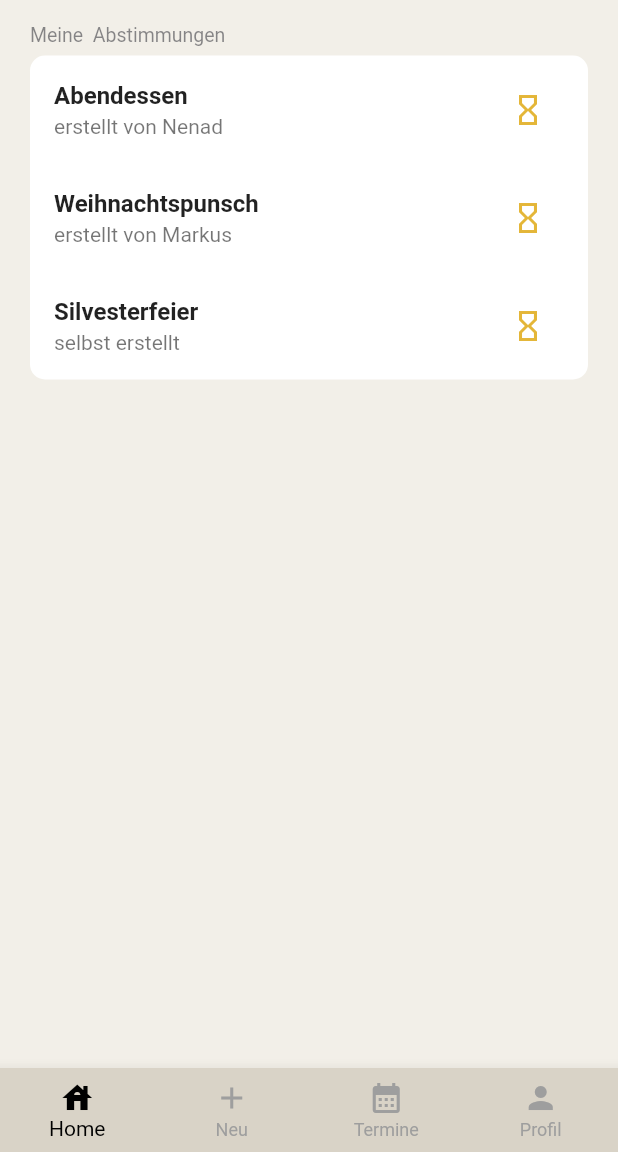
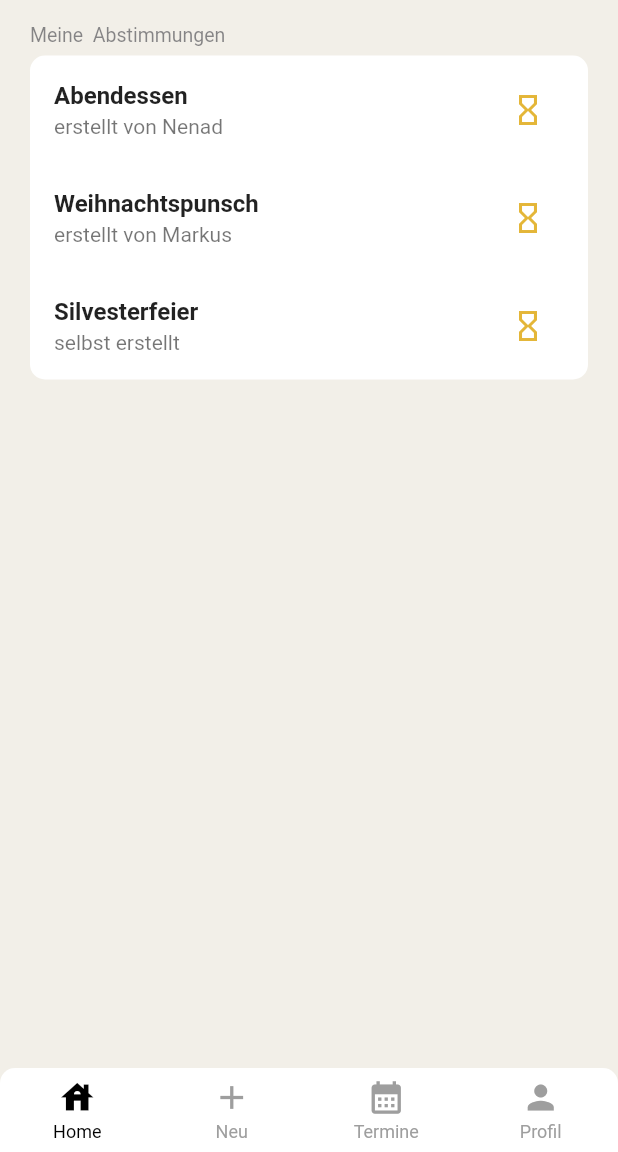
Before and after one commit to hytechat/termino-dev, a Flutter app: the NavigatorPage screen opened by its route, on a phone screen of 412 x 824 dp, the part 84-1236 px from its top. Run offline on Flutter 3.47's test engine with Material 2 defaults, Android fonts, the phone set to English and light mode, and no system bars; drawn by our look-alikes of persistent_bottom_nav_bar; our stand-ins replace email_validator, flutter_tts, fluttertoast, image_picker, shared_preferences, string_validator; missing offline and left inert: syncfusion_flutter_pdfviewer, syncfusion_flutter_pdfviewer_web; accounts and stored records are empty; network calls fail.

```diff
--- a/frontend/lib/main.dart
+++ b/frontend/lib/main.dart
@@ -1,5 +1,6 @@
 import 'package:flutter/material.dart';
 import 'package:termino_frontend/app.dart';
+import 'package:termino_frontend/pages/pagesGeruest/profile_details/edit_name.dart';
 import 'package:termino_frontend/pages/pagesGeruest/views/home_page.dart';
 import 'package:termino_frontend/pages/pagesGeruest/views/login_page.dart';
 import 'package:termino_frontend/pages/pagesGeruest/views/profil_einsehen_page.dart';
@@ -8,6 +9,7 @@ import 'package:termino_frontend/pages/pagesGeruest/views/termin_erstellen.dart'
 import 'package:termino_frontend/pages/pagesGeruest/views/termine_einsehen_page.dart';
 
 import 'pages/pagesGeruest/profile_details/appbar_widget.dart';
+import 'package:persistent_bottom_nav_bar/persistent_tab_view.dart';
 
 /*
 void main() {
@@ -32,10 +34,10 @@ class appBasic extends StatelessWidget {
       theme: ThemeData(
         primarySwatch: Colors.red,
       ),
-      home: Login(),
+      home: const Login(),
       routes: {
-        '/login': (context) => Login(),
-        '/register': (context) => RegisterPage(),
+        '/login': (context) => const Login(),
+        '/register': (context) => const RegisterPage(),
         '/navigation': (context) => const NavigatorPage(),
       },
     );
@@ -50,10 +52,11 @@ class NavigatorPage extends StatefulWidget {
 }
 
 class _NavigatorPageState extends State<NavigatorPage> {
-  int currentIndex = 0;
+  //int currentIndex = 0;
 
-  PageController pageController = PageController(initialPage: 0);
+  //PageController pageController = PageController(initialPage: 0);
 
+/*
   @override
   Widget build(BuildContext context) {
     return Scaffold(
@@ -73,6 +76,8 @@ class _NavigatorPageState extends State<NavigatorPage> {
           ProfilEinsehenPage(),
         ],
       ),
+
+
       bottomNavigationBar: BottomNavigationBar(
         type: BottomNavigationBarType.fixed,
         backgroundColor: const Color.fromRGBO(217, 211, 199, 1),
@@ -82,7 +87,8 @@ class _NavigatorPageState extends State<NavigatorPage> {
         items: const [
           BottomNavigationBarItem(icon: Icon(Icons.house), label: "Home"),
           BottomNavigationBarItem(icon: Icon(Icons.add), label: "Neu"),
-          BottomNavigationBarItem(icon: Icon(Icons.calendar_month), label: "Termine"),
+          BottomNavigationBarItem(
+              icon: Icon(Icons.calendar_month), label: "Termine"),
           BottomNavigationBarItem(icon: Icon(Icons.person), label: "Profil"),
         ],
         onTap: (newIndex) {
@@ -91,5 +97,86 @@ class _NavigatorPageState extends State<NavigatorPage> {
         },
       ),
     );
+  }*/
+
+  @override
+  Widget build(BuildContext context) {
+    List<Widget> _buildScreens() {
+      return [
+        HomePage(),
+        TerminErstellenPage(),
+        TermineEinsehenPage(),
+        ProfilEinsehenPage(),
+      ];
+    }
+
+    List<PersistentBottomNavBarItem> _navBarsItems() {
+      return [
+        PersistentBottomNavBarItem(
+          icon: const Icon(Icons.house),
+          title: ("Home"),
+          activeColorPrimary: Colors.black,
+          inactiveColorPrimary: Colors.grey,
+        ),
+        PersistentBottomNavBarItem(
+          icon: const Icon(Icons.add),
+          title: ("Neu"),
+          activeColorPrimary: Colors.black,
+          inactiveColorPrimary: Colors.grey,
+        ),
+        PersistentBottomNavBarItem(
+          icon: const Icon(Icons.calendar_month),
+          title: ("Termine"),
+          activeColorPrimary: Colors.black,
+          inactiveColorPrimary: Colors.grey,
+        ),
+        PersistentBottomNavBarItem(
+          icon: const Icon(Icons.person),
+          title: ("Profil"),
+          activeColorPrimary: Colors.black,
+          inactiveColorPrimary: Colors.grey,
+        ),
+      ];
+    }
+
+    PersistentTabController _controller;
+    _controller = PersistentTabController(initialIndex: 0);
+
+    return Scaffold(
+      appBar: buildAppBar(context),
+    body: PersistentTabView(
+      context,
+      controller: _controller,
+      screens: _buildScreens(),
+      items: _navBarsItems(),
+      confineInSafeArea: true,
+      backgroundColor: Colors.white, // Default is Colors.white.
+      handleAndroidBackButtonPress: true, // Default is true.
+      resizeToAvoidBottomInset:
+          true, // This needs to be true if you want to move up the screen when keyboard appears. Default is true.
+      stateManagement: true, // Default is true.
+      hideNavigationBarWhenKeyboardShows:
+          true, // Recommended to set 'resizeToAvoidBottomInset' as true while using this argument. Default is true.
+      decoration: NavBarDecoration(
+        borderRadius: BorderRadius.circular(10.0),
+        colorBehindNavBar: Colors.white,
+      ),
+      popAllScreensOnTapOfSelectedTab: true,
+      popActionScreens: PopActionScreensType.all,
+      itemAnimationProperties: const ItemAnimationProperties(
+        // Navigation Bar's items animation properties.
+        duration: Duration(milliseconds: 200),
+        curve: Curves.ease,
+      ),
+      screenTransitionAnimation: const ScreenTransitionAnimation(
+        // Screen transition animation on change of selected tab.
+        animateTabTransition: true,
+        curve: Curves.ease,
+        duration: Duration(milliseconds: 200),
+      ),
+      navBarStyle:
+          NavBarStyle.style6, // Choose the nav bar style with this property.
+    ),
+    );
   }
 }
--- a/frontend/lib/pages/pagesGeruest/profile_details/edit_image.dart
+++ b/frontend/lib/pages/pagesGeruest/profile_details/edit_image.dart
@@ -22,11 +22,14 @@ class _EditImagePageState extends State<EditImagePage> {
   Widget build(BuildContext context) {
     return Scaffold(
       backgroundColor: Colourpalette.hellbeigeGrau,
-      appBar: buildAppBar(context),
       body: Column(
         crossAxisAlignment: CrossAxisAlignment.center,
         mainAxisAlignment: MainAxisAlignment.start,
         children: <Widget>[
+          const Divider(
+            color: Colors.white,
+            height: 30,
+          ),
           const SizedBox(
               width: 330,
               child: Text(
@@ -67,10 +70,10 @@ class _EditImagePageState extends State<EditImagePage> {
                     height: 50,
                     child: ElevatedButton(
                       style: ElevatedButton.styleFrom(
-                      backgroundColor: const Color.fromRGBO(195, 16, 4, 1),
-                      minimumSize: const Size.fromHeight(2),
-                      shape: const StadiumBorder(),
-                    ),
+                        backgroundColor: const Color.fromRGBO(195, 16, 4, 1),
+                        minimumSize: const Size.fromHeight(2),
+                        shape: const StadiumBorder(),
+                      ),
                       onPressed: () {},
                       child: const Text(
                         'Akzeptieren',
--- a/frontend/lib/pages/pagesGeruest/profile_details/edit_name.dart
+++ b/frontend/lib/pages/pagesGeruest/profile_details/edit_name.dart
@@ -34,13 +34,16 @@ class EditNameFormPageState extends State<EditNameFormPage> {
   Widget build(BuildContext context) {
     return Scaffold(
         backgroundColor: Colourpalette.hellbeigeGrau,
-        appBar: buildAppBar(context),
         body: Form(
           key: _formKey,
           child: Column(
             crossAxisAlignment: CrossAxisAlignment.center,
             mainAxisAlignment: MainAxisAlignment.start,
             children: <Widget>[
+              const Divider(
+                color: Colors.white,
+                height: 30,
+              ),
               const SizedBox(
                   width: 330,
                   child: Text(
--- a/frontend/lib/pages/pagesGeruest/views/abstimmung_einsehen_page.dart
+++ b/frontend/lib/pages/pagesGeruest/views/abstimmung_einsehen_page.dart
@@ -50,7 +50,6 @@ class _AbstimmungEinsehenPage extends State<AbstimmungEinsehenPage> {
 
     return Scaffold(
       backgroundColor: Colourpalette.hellbeigeGrau,
-        appBar: buildAppBar(context),
         body: Column(
           crossAxisAlignment: CrossAxisAlignment.start,
           mainAxisAlignment: MainAxisAlignment.start,
--- a/frontend/lib/pages/pagesGeruest/views/home_page.dart
+++ b/frontend/lib/pages/pagesGeruest/views/home_page.dart
@@ -96,7 +96,7 @@ Widget _buildMeineAbstimmungen() {
       trailing: basicIconButton(
           Icon(Icons.check),
           () {
-                        navigateSecondPage(AbstimmungEinsehenPage(organizer: meetings.organizerName, titel: meetings.title, place: meetings.place,options: meetings.options,));
+      navigateSecondPage(AbstimmungEinsehenPage(organizer: meetings.organizerName, titel: meetings.title, place: meetings.place,options: meetings.options,));
           } // hier muss dann das entsprechende fenster geöffnet werden
           ,
           Color.fromARGB(255, 25, 217, 31)),
--- a/frontend/lib/pages/pagesGeruest/views/login_page.dart
+++ b/frontend/lib/pages/pagesGeruest/views/login_page.dart
@@ -163,6 +163,8 @@ class _LoginState extends State<Login> {
                           const SnackBar(
                             content: Text('Erfolgreicher Login!'),
                             backgroundColor: Colors.green,
+                             behavior: SnackBarBehavior.floating,
+                             elevation: 0,
                           ),
                         );
                       } else if (formKey.currentState!.validate() &&
--- a/frontend/lib/pages/pagesGeruest/views/profil_einsehen_page.dart
+++ b/frontend/lib/pages/pagesGeruest/views/profil_einsehen_page.dart
@@ -2,6 +2,7 @@ import 'dart:async';
 import 'package:flutter/material.dart';
 import 'package:termino_frontend/config/colours.dart';
 import 'package:termino_frontend/config/icons.dart';
+import 'package:termino_frontend/pages/pagesGeruest/views/login_page.dart';
 
 import '../profile_details/display_image_widget.dart';
 import '../profile_details/edit_image.dart';
@@ -56,8 +57,19 @@ class _ProfilEinsehenPageState extends State<ProfilEinsehenPage> {
                   shape: const StadiumBorder(),
                 ),
                 onPressed: () {
-                  Navigator.pushNamedAndRemoveUntil(
-                      context, '/login', (_) => false);
+                  //Navigator.of(context).pushNamed('login');
+                  /*Navigator
+                  .of(context)
+                  .pushReplacement(MaterialPageRoute(builder:(context) => const Login()));*/
+                     Navigator.of(context, rootNavigator: true)
+                              .pushAndRemoveUntil(
+                            MaterialPageRoute(
+                              builder: (BuildContext context) {
+                                return const Login();
+                              },
+                            ),
+                            (_) => false,
+                          );
                 },
                 child: const Text(
                   "Logout",
@@ -146,7 +158,8 @@ class _ProfilEinsehenPageState extends State<ProfilEinsehenPage> {
             child: Text(
               getValue,
               textAlign: TextAlign.center,
-              style: const TextStyle(fontSize: 16, height: 1.4, color: Colors.black),
+              style: const TextStyle(
+                  fontSize: 16, height: 1.4, color: Colors.black),
             ),
           )
         ],
--- a/frontend/lib/pages/pagesGeruest/views/termine_einsehen_page.dart
+++ b/frontend/lib/pages/pagesGeruest/views/termine_einsehen_page.dart
@@ -98,7 +98,7 @@ Widget _buildMeineTermine() {
       trailing: basicIconButton(
           Icon(Icons.import_export),
           () {
-                        navigateSecondPage(AbstimmungEinsehenPage(organizer: meetings.organizerName, titel: meetings.title, place: meetings.place,options: meetings.options,));
+            navigateSecondPage(AbstimmungEinsehenPage(organizer: meetings.organizerName, titel: meetings.title, place: meetings.place,options: meetings.options,));
           } // hier muss dann das entsprechende fenster geöffnet werden
           ,
           Color.fromARGB(255, 6, 6, 6)),
--- a/frontend/pubspec.yaml
+++ b/frontend/pubspec.yaml
@@ -29,6 +29,7 @@ environment:
 dependencies:
   flutter:
     sdk: flutter
+  persistent_bottom_nav_bar: any
 
 
 
```
Also changed, not shown: frontend/pubspec.lock, 1 other file.
